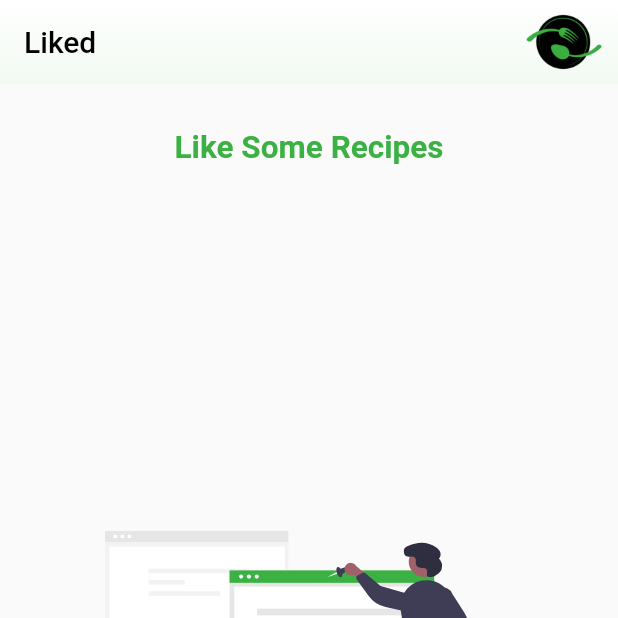
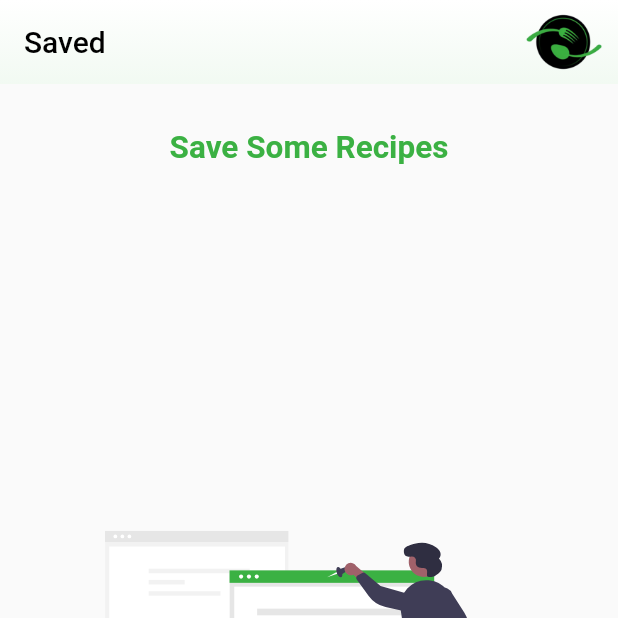
Before and after one commit to Meet-Turakhia/Makeat, a Flutter app: the Saved screen opened directly, on a phone screen of 412 x 824 dp, the top half of it. Run offline on Flutter 3.47's test engine with Material 2 defaults, Android fonts, the phone set to English and light mode, and no system bars; our stand-ins replace cloud_firestore, firebase_auth, firebase_core, flutter_svg, flutter_tindercard, fluttertoast and 5 more; accounts and stored records are empty; Roboto replaces fonts that are missing (Ubuntu).

Commit message:
save page dynamic part 3

```diff
--- a/lib/pages/saved.dart
+++ b/lib/pages/saved.dart
@@ -140,14 +140,14 @@ class _SavedState extends State<Saved> {
     if (listDS.first.data() == null && !refresh) {
       if (!firstCall && !isLoading && recipes.isEmpty) {
         setState(() {
-          savedPageTitle = "Like Some Recipes";
+          savedPageTitle = "Save Some Recipes";
         });
       }
       setLoading(false);
       return;
     } else if (listDS.first.data() == null && refresh) {
       setState(() {
-        savedPageTitle = "Like Some Recipes";
+        savedPageTitle = "Save Some Recipes";
       });
       recipes = [];
       controller.sink.add(recipes);
@@ -157,7 +157,7 @@ class _SavedState extends State<Saved> {
     lastDocument = listDS[listDS.length - 1];
     if (refresh) {
       setState(() {
-        savedPageTitle = "Your Favorites";
+        savedPageTitle = "Try These Next";
       });
       recipes = [];
       recipes.addAll(listDS);
@@ -223,7 +223,7 @@ class _SavedState extends State<Saved> {
                   ),
                   // Image.asset('assets/makeat_transparent.png', scale: 15),
                 ],
-                title: Text("Liked",
+                title: Text("Saved",
                     style: GoogleFonts.ubuntu(
                         color: Colors.black,
                         fontSize: 20.0,
```
